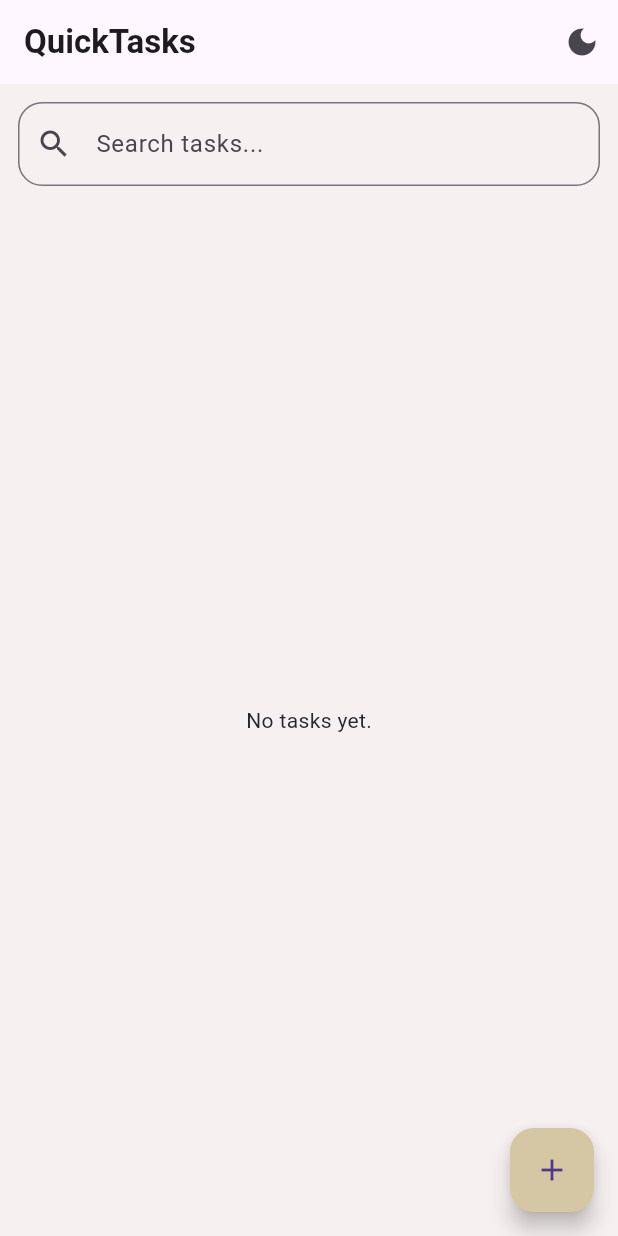
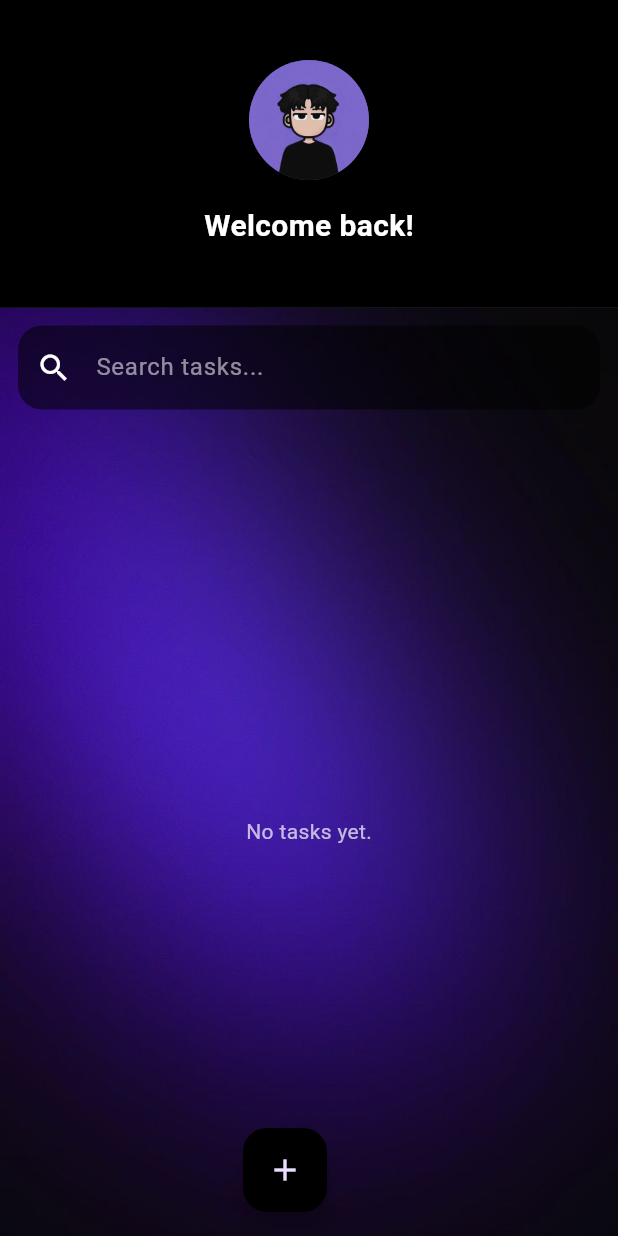
Before and after one commit to adithyasd10/Task_app, a Flutter app: the screen it shows after launch, on a phone screen of 412 x 824 dp. Run offline on Flutter 3.47's test engine with Material 3 defaults, Android fonts, the phone set to English and light mode, and no system bars.

Commit message:
Add smooth gradient theme to app UI

```diff
--- a/lib/main.dart
+++ b/lib/main.dart
@@ -1,34 +1,21 @@
 import 'package:flutter/material.dart';
 import 'pages/home_page.dart';
-import 'theme.dart';
+import 'theme.dart'; // Make sure theme.dart exists in lib/
 
 void main() {
   runApp(const QuickTasksApp());
 }
 
-class QuickTasksApp extends StatefulWidget {
+class QuickTasksApp extends StatelessWidget {
   const QuickTasksApp({super.key});
-
-  @override
-  State<QuickTasksApp> createState() => _QuickTasksAppState();
-}
-
-class _QuickTasksAppState extends State<QuickTasksApp> {
-  bool isDark = false;
-
-  void toggleTheme() {
-    setState(() {
-      isDark = !isDark;
-    });
-  }
 
   @override
   Widget build(BuildContext context) {
     return MaterialApp(
       title: 'QuickTasks',
       debugShowCheckedModeBanner: false,
-      theme: isDark ? darkTheme : lightTheme,
-      home: HomePage(toggleTheme: toggleTheme, isDark: isDark),
+      theme: darkTheme, // Only dark theme used
+      home: const HomePage(),
     );
   }
 }
--- a/lib/pages/home_page.dart
+++ b/lib/pages/home_page.dart
@@ -4,10 +4,7 @@ import 'add_task_page.dart';
 import '../widgets/task_card.dart';
 
 class HomePage extends StatefulWidget {
-  final VoidCallback toggleTheme;
-  final bool isDark;
-
-  const HomePage({super.key, required this.toggleTheme, required this.isDark});
+  const HomePage({super.key});
 
   @override
   State<HomePage> createState() => _HomePageState();
@@ -19,10 +16,6 @@ class _HomePageState extends State<HomePage> {
 
   void addTask(Task task) {
     setState(() => tasks.add(task));
-  }
-
-  void updateTask(Task updatedTask, int index) {
-    setState(() => tasks[index] = updatedTask);
   }
 
   void deleteTask(int index) {
@@ -38,56 +31,79 @@ class _HomePageState extends State<HomePage> {
     final filtered = tasks.where((task) => task.title.toLowerCase().contains(query)).toList();
 
     return Scaffold(
-      appBar: AppBar(
-        title: const Text('QuickTasks', style: TextStyle(fontWeight: FontWeight.bold)),
-        actions: [
-          IconButton(
-            icon: Icon(widget.isDark ? Icons.wb_sunny : Icons.dark_mode),
-            onPressed: widget.toggleTheme,
+      body: Column(
+        children: [
+          // Profile Section
+          Container(
+            color: Colors.black,
+            padding: const EdgeInsets.symmetric(vertical: 40),
+            width: double.infinity,
+            child: Column(
+              mainAxisAlignment: MainAxisAlignment.center,
+              children: [
+                const CircleAvatar(
+                  radius: 40,
+                  backgroundImage: AssetImage('assets/animations/profile.jpg'),
+                ),
+                const SizedBox(height: 16),
+                const Text(
+                  "Welcome back!",
+                  style: TextStyle(fontSize: 20, fontWeight: FontWeight.bold, color: Colors.white),
                 ),
               ],
             ),
-      body: Column(
+          ),
+
+          // Tasks Section with Gradient Background
+          Expanded(
+            child: Container(
+              width: double.infinity,
+              decoration: const BoxDecoration(
+                image: DecorationImage(
+                  image: AssetImage("assets/animations/gradient12.jpg"),
+                  fit: BoxFit.cover,
+                ),
+              ),
+              child: Column(
                 children: [
                   Padding(
                     padding: const EdgeInsets.all(12),
                     child: TextField(
+                      style: const TextStyle(color: Colors.white),
                       decoration: const InputDecoration(
                         hintText: 'Search tasks...',
-                border: OutlineInputBorder(borderRadius: BorderRadius.all(Radius.circular(16))),
-                prefixIcon: Icon(Icons.search),
+                        hintStyle: TextStyle(color: Colors.white54),
+                        prefixIcon: Icon(Icons.search, color: Colors.white),
                       ),
                       onChanged: (value) => setState(() => query = value.toLowerCase()),
                     ),
                   ),
                   Expanded(
                     child: filtered.isEmpty
-                ? const Center(child: Text("No tasks yet."))
+                        ? const Center(child: Text("No tasks yet.", style: TextStyle(color: Colors.white70)))
                         : ListView.builder(
+                      padding: const EdgeInsets.symmetric(horizontal: 12, vertical: 8),
                       itemCount: filtered.length,
                       itemBuilder: (context, i) {
                         final task = filtered[i];
                         final index = tasks.indexOf(task);
                         return TaskCard(
                           task: task,
-                  onToggle: () => toggleDone(index),
-                  onEdit: () async {
-                    final result = await Navigator.push(
-                      context,
-                      MaterialPageRoute(
-                        builder: (_) => AddTaskPage(task: task),
-                      ),
-                    );
-                    if (result != null && result is Task) updateTask(result, index);
-                  },
+                          onChanged: (_) => toggleDone(index),
                           onDelete: () => deleteTask(index),
                         );
                       },
                     ),
-          )
+                  ),
                 ],
               ),
-      floatingActionButton: FloatingActionButton(
+            ),
+          ),
+        ],
+      ),
+      floatingActionButton: Container(
+        alignment: Alignment.bottomCenter,
+        child: FloatingActionButton(
           onPressed: () async {
             final result = await Navigator.push(
               context,
@@ -97,6 +113,7 @@ class _HomePageState extends State<HomePage> {
           },
           child: const Icon(Icons.add),
         ),
+      ),
     );
   }
 }
--- a/lib/theme.dart
+++ b/lib/theme.dart
@@ -6,16 +6,15 @@ final darkTheme = ThemeData(
   cardColor: const Color(0xFF393E46),
   textTheme: const TextTheme(bodyMedium: TextStyle(color: Color(0xFFDFD0B8))),
   floatingActionButtonTheme: const FloatingActionButtonThemeData(
-    backgroundColor: Color(0xFF948979),
+    backgroundColor: Colors.black,
+  ),
+  inputDecorationTheme: InputDecorationTheme(
+    filled: true,
+    fillColor: Colors.black54,
+    border: OutlineInputBorder(
+      borderRadius: BorderRadius.circular(16),
+      borderSide: BorderSide.none,
+    ),
+    hintStyle: const TextStyle(color: Colors.white70),
   ),
 );
-
-final lightTheme = ThemeData(
-  brightness: Brightness.light,
-  scaffoldBackgroundColor: const Color(0xFFF6F0F0),
-  cardColor: const Color(0xFFF2E2B1),
-  textTheme: const TextTheme(bodyMedium: TextStyle(color: Color(0xFF222831))),
-  floatingActionButtonTheme: const FloatingActionButtonThemeData(
-    backgroundColor: Color(0xFFD5C7A3),
-  ),
-);
```
Also changed, not shown: lib/pages/add_task_page.dart (+60 -10 lines), lib/widgets/task_card.dart (+14 -14 lines), pubspec.yaml (+7 -4 lines), assets/animations/gradient.jpg (added), assets/animations/gradient10.jpg (added), assets/animations/gradient11.jpg (added), assets/animations/gradient12.jpg (added), assets/animations/profile.jpg (added), lib/models/task.dart (line endings or trailing spaces), lib/pages/splash_screen.dart (added), pubspec.lock, 5 other files. Lines whose indentation alone changed are shown as unchanged.
